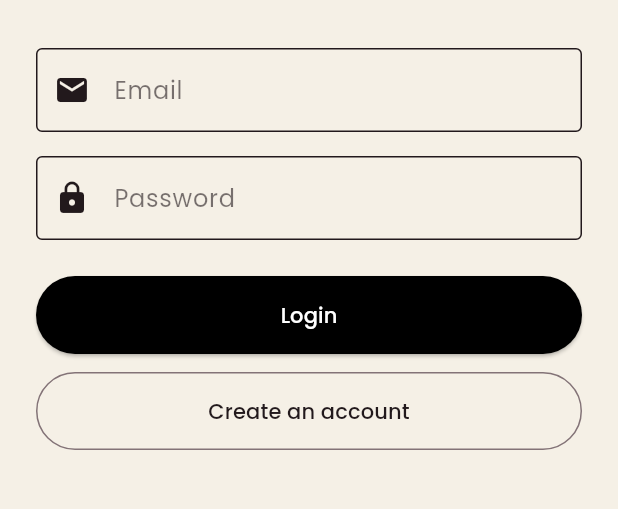
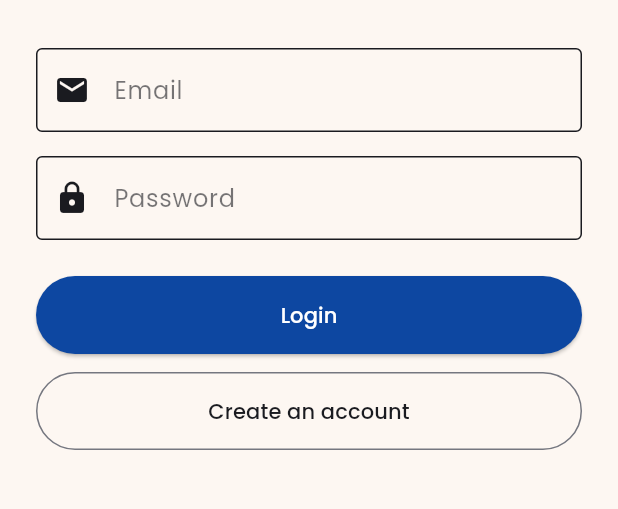
Before and after one commit to tepokato/vogue_vault, a Flutter app: the screen it shows after launch, on a phone screen of 412 x 824 dp, the part 582-1091 px from its top. Run offline on Flutter 3.47's test engine with Material 3 defaults, Android fonts, the phone set to English and light mode, and no system bars; our stand-ins replace hive_flutter, image_picker; missing offline and left inert: cryptography, file_selector; accounts and stored records are empty.

Commit message:
feat: apply updated color palette

```diff
--- a/lib/main.dart
+++ b/lib/main.dart
@@ -52,7 +52,7 @@ class MyApp extends StatelessWidget {
       primary: AppColors.primary,
       background: AppColors.background,
       secondary: AppColors.secondary,
-      tertiary: AppColors.accent,
+      tertiary: AppColors.tertiary,
     );
     final darkScheme = ColorScheme.fromSeed(
       seedColor: AppColors.primary,
@@ -60,7 +60,7 @@ class MyApp extends StatelessWidget {
     ).copyWith(
       primary: AppColors.primary,
       secondary: AppColors.secondary,
-      tertiary: AppColors.accent,
+      tertiary: AppColors.tertiary,
       background: AppColors.darkBackground,
     );
 
--- a/lib/utils/color_palette.dart
+++ b/lib/utils/color_palette.dart
@@ -3,20 +3,20 @@ import 'package:flutter/material.dart';
 /// Centralized application color palette.
 class AppColors {
   /// Primary brand color used for key UI elements.
-  static const Color primary = Color(0xFF000000);
+  static const Color primary = Color(0xFF0D47A1);
 
   /// Secondary complementary color for varied accents.
-  static const Color secondary = Color(0xFF715620);
+  static const Color secondary = Color(0xFFFF8F00);
+
+  /// Tertiary accent color for additional interactive elements.
+  static const Color tertiary = Color(0xFF6A1B9A);
 
   /// Light background color ensuring high text contrast.
-  static const Color background = Color(0xFFF5F0E6);
+  static const Color background = Color(0xFFFDF7F2);
 
   /// Dark background color for dark theme surfaces.
   static const Color darkBackground = Color(0xFF121212);
 
-  /// Accent color for highlights and interactive elements.
-  static const Color accent = Color(0xFF006064);
-
   /// Additional highlight color for differentiating services.
-  static const Color highlight = Color(0xFF4A148C);
+  static const Color highlight = Color(0xFFB00020);
 }
--- a/lib/utils/service_type_utils.dart
+++ b/lib/utils/service_type_utils.dart
@@ -51,7 +51,7 @@ Color serviceTypeColor(ServiceType type) {
     case ServiceType.hairdresser:
       return AppColors.secondary;
     case ServiceType.nails:
-      return AppColors.accent;
+      return AppColors.tertiary;
     case ServiceType.tattoo:
       return AppColors.highlight;
   }
```
